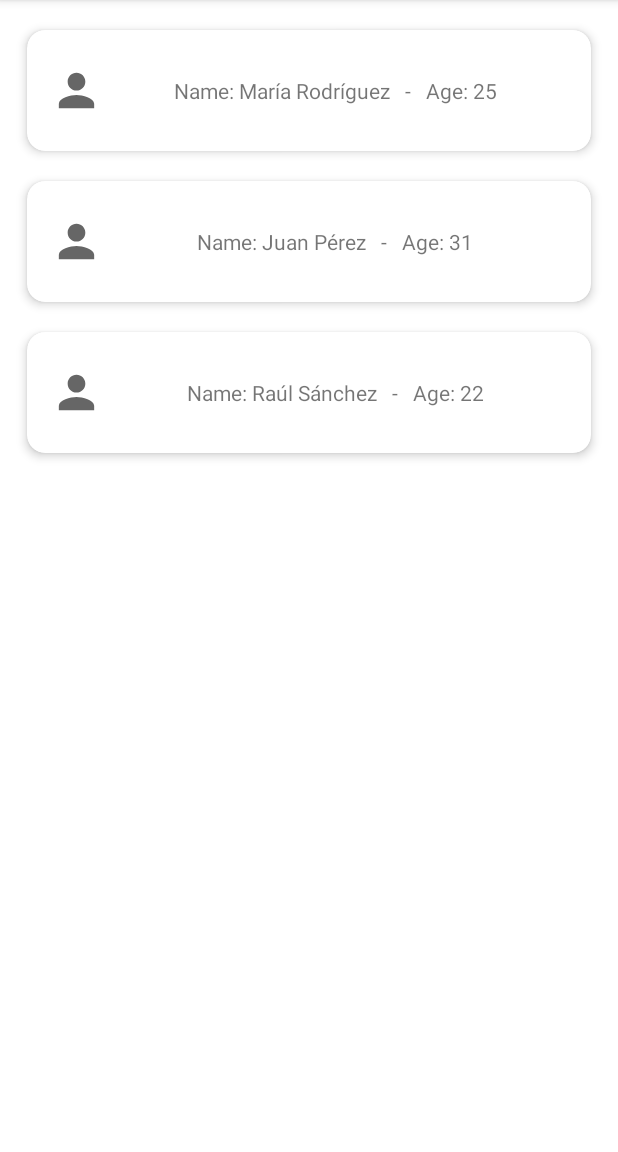
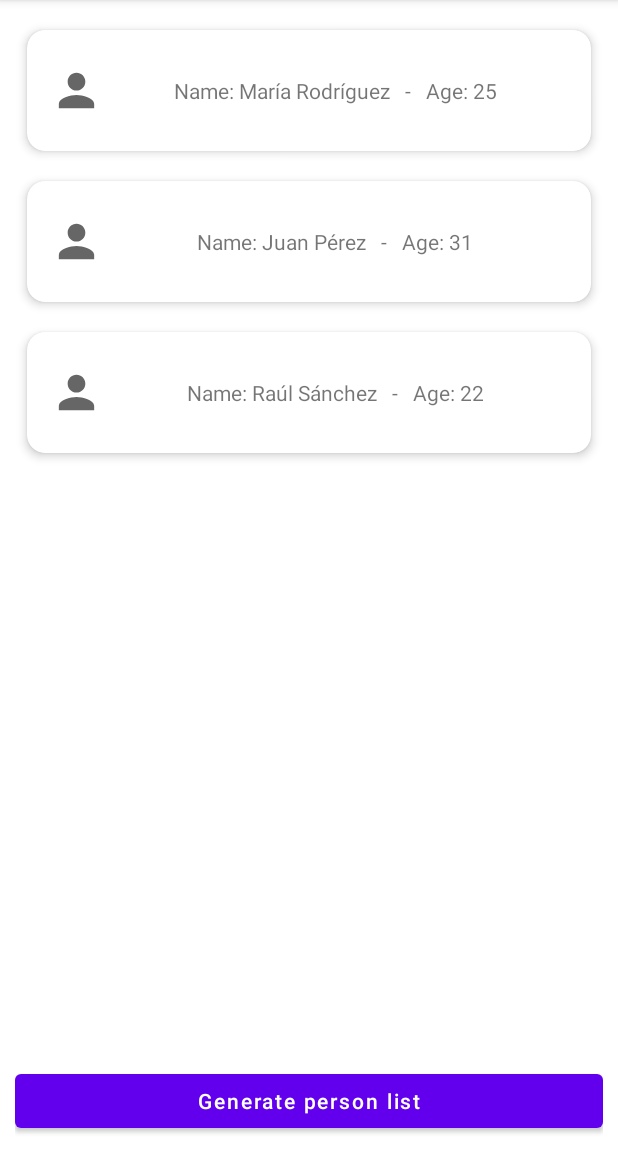
Before and after one commit to yordimontero/JavaExample, an Android app: the screen it shows after launch (MainActivity), after a tap on an icon or button, on a phone screen of 412 x 824 dp, the part 84-1236 px from its top. Run offline under Robolectric (Android 15) with nearby library versions, the phone set to English and light mode, and no system bars; 1 other tap on this screen came first.

Commit message:
Implementacion de interface View.OnClickListener en MainActivity.

```diff
--- a/app/src/main/java/com/example/javaexample/application/MainActivity.java
+++ b/app/src/main/java/com/example/javaexample/application/MainActivity.java
@@ -6,6 +6,7 @@ import androidx.lifecycle.ViewModelProvider;
 
 import android.os.Bundle;
 import android.view.LayoutInflater;
+import android.view.View;
 import android.widget.Toast;
 
 import com.example.javaexample.ui.main.adapter.RecyclerViewAdapter;
@@ -19,7 +20,7 @@ import com.example.javaexample.presentation.person.PersonViewModelFactory;
 import java.util.List;
 
 public class MainActivity extends AppCompatActivity
-        implements RecyclerViewAdapter.PersonClickListener {
+        implements RecyclerViewAdapter.PersonClickListener, View.OnClickListener {
 
     ActivityMainBinding binding;
     PersonViewModel viewModel;
@@ -31,6 +32,8 @@ public class MainActivity extends AppCompatActivity
         binding = ActivityMainBinding.inflate(LayoutInflater.from(this));
         setContentView(binding.getRoot());
 
+        binding.btnTest.setOnClickListener(this);
+
         // Instanciando ViewModel:
         viewModel = new ViewModelProvider(
                 this,
@@ -41,7 +44,17 @@ public class MainActivity extends AppCompatActivity
                 )
         ).get(PersonViewModel.class);
 
-        getPersonListObserver();
+    }
+
+    @Override
+    public void onClick(View view) {
+        /*
+            Interfaz para el manejo de clicks en componentes XML.
+        */
+        if (binding.btnTest.equals(view)) {
+            getPersonListObserver();
+            return;
+        }
 
     }
 
--- a/app/src/main/res/layout/activity_main.xml
+++ b/app/src/main/res/layout/activity_main.xml
@@ -1,5 +1,6 @@
 <?xml version="1.0" encoding="utf-8"?>
-<androidx.constraintlayout.widget.ConstraintLayout xmlns:android="http://schemas.android.com/apk/res/android"
+<androidx.constraintlayout.widget.ConstraintLayout
+    xmlns:android="http://schemas.android.com/apk/res/android"
     xmlns:app="http://schemas.android.com/apk/res-auto"
     xmlns:tools="http://schemas.android.com/tools"
     android:layout_width="match_parent"
@@ -10,11 +11,23 @@
     <androidx.recyclerview.widget.RecyclerView
         android:id="@+id/rv_numbers"
         android:layout_width="match_parent"
-        android:layout_height="match_parent"
+        android:layout_height="0dp"
         android:orientation="vertical"
         app:layoutManager="androidx.recyclerview.widget.LinearLayoutManager"
-        tools:layout_editor_absoluteX="0dp"
-        tools:layout_editor_absoluteY="0dp"
-        tools:listitem="@android:layout/activity_list_item" />
+        app:layout_constraintBottom_toTopOf="@+id/btn_test"
+        app:layout_constraintEnd_toEndOf="parent"
+        app:layout_constraintStart_toStartOf="parent"
+        app:layout_constraintTop_toTopOf="parent"
+        tools:listitem="@layout/recyclerview_item_row" />
+
+    <Button
+        android:id="@+id/btn_test"
+        android:layout_width="match_parent"
+        android:layout_height="wrap_content"
+        android:text="Generate person list"
+        android:textAllCaps="false"
+        app:layout_constraintBottom_toBottomOf="parent"
+        app:layout_constraintEnd_toEndOf="parent"
+        app:layout_constraintStart_toStartOf="parent" />
 
 </androidx.constraintlayout.widget.ConstraintLayout>
```
